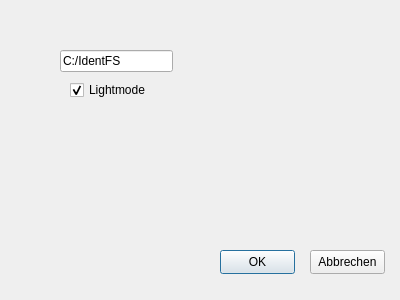
This is settings.ui in jakoly/identFS as Qt 5 draws it before an edit. The edited form follows.
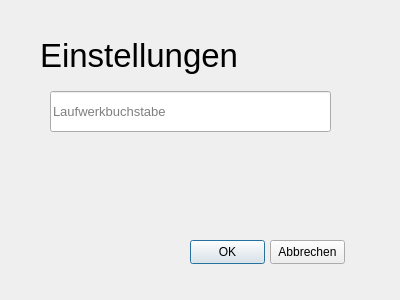
This is the edited form.

The edit to the form file:
```diff
--- a/settings.ui
+++ b/settings.ui
@@ -16,8 +16,8 @@
   <widget class="QPushButton" name="okButton">
    <property name="geometry">
     <rect>
-     <x>220</x>
-     <y>250</y>
+     <x>190</x>
+     <y>240</y>
      <width>75</width>
      <height>24</height>
     </rect>
@@ -29,8 +29,8 @@
   <widget class="QPushButton" name="cancelButton">
    <property name="geometry">
     <rect>
-     <x>310</x>
-     <y>250</y>
+     <x>270</x>
+     <y>240</y>
      <width>75</width>
      <height>24</height>
     </rect>
@@ -39,36 +39,43 @@
     <string>Abbrechen</string>
    </property>
   </widget>
-  <widget class="QLineEdit" name="lineEditPath">
+  <widget class="QLabel" name="labelHeading">
    <property name="geometry">
     <rect>
-     <x>60</x>
-     <y>50</y>
-     <width>113</width>
-     <height>22</height>
+     <x>40</x>
+     <y>30</y>
+     <width>201</width>
+     <height>51</height>
     </rect>
    </property>
+   <property name="font">
+    <font>
+     <pointsize>25</pointsize>
+    </font>
+   </property>
    <property name="text">
-    <string>C:/IdentFS</string>
+    <string>Einstellungen</string>
+   </property>
+  </widget>
+  <widget class="QLineEdit" name="lineEditStdPath">
+   <property name="geometry">
+    <rect>
+     <x>50</x>
+     <y>91</y>
+     <width>281</width>
+     <height>41</height>
+    </rect>
+   </property>
+   <property name="font">
+    <font>
+     <pointsize>10</pointsize>
+    </font>
+   </property>
+   <property name="inputMask">
+    <string/>
    </property>
    <property name="placeholderText">
-    <string>Installationspfad</string>
-   </property>
-  </widget>
-  <widget class="QCheckBox" name="checkBoxLightmode">
-   <property name="geometry">
-    <rect>
-     <x>70</x>
-     <y>80</y>
-     <width>81</width>
-     <height>20</height>
-    </rect>
-   </property>
-   <property name="text">
-    <string>Lightmode</string>
-   </property>
-   <property name="checked">
-    <bool>true</bool>
+    <string>Laufwerkbuchstabe</string>
    </property>
   </widget>
  </widget>
```
